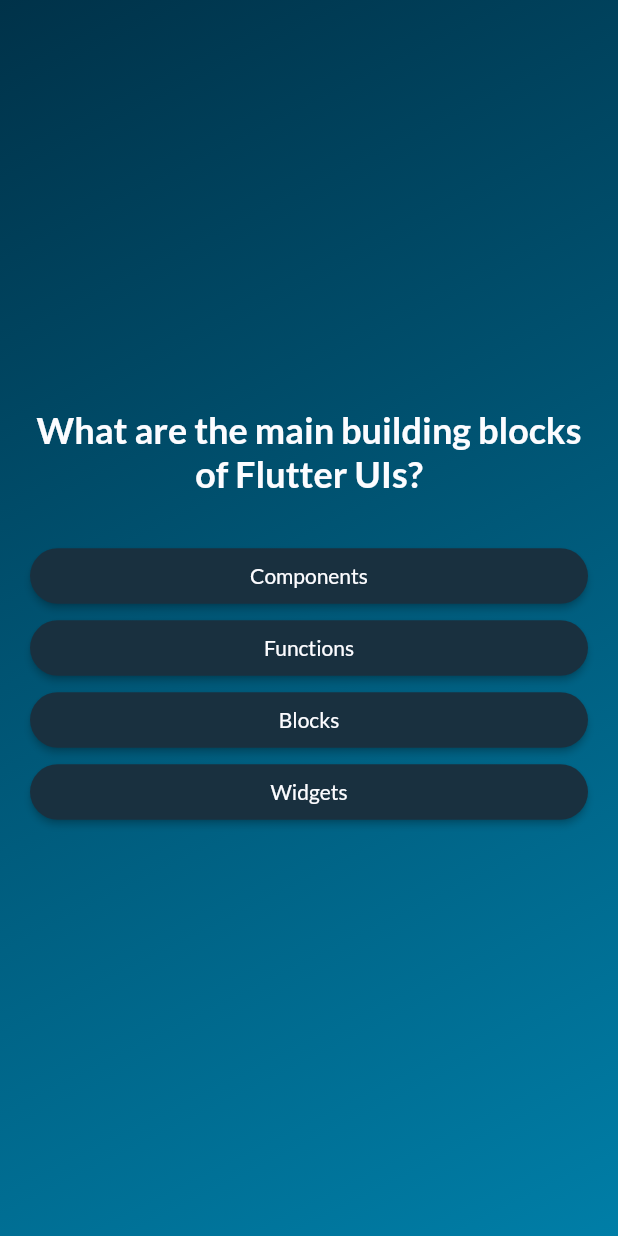
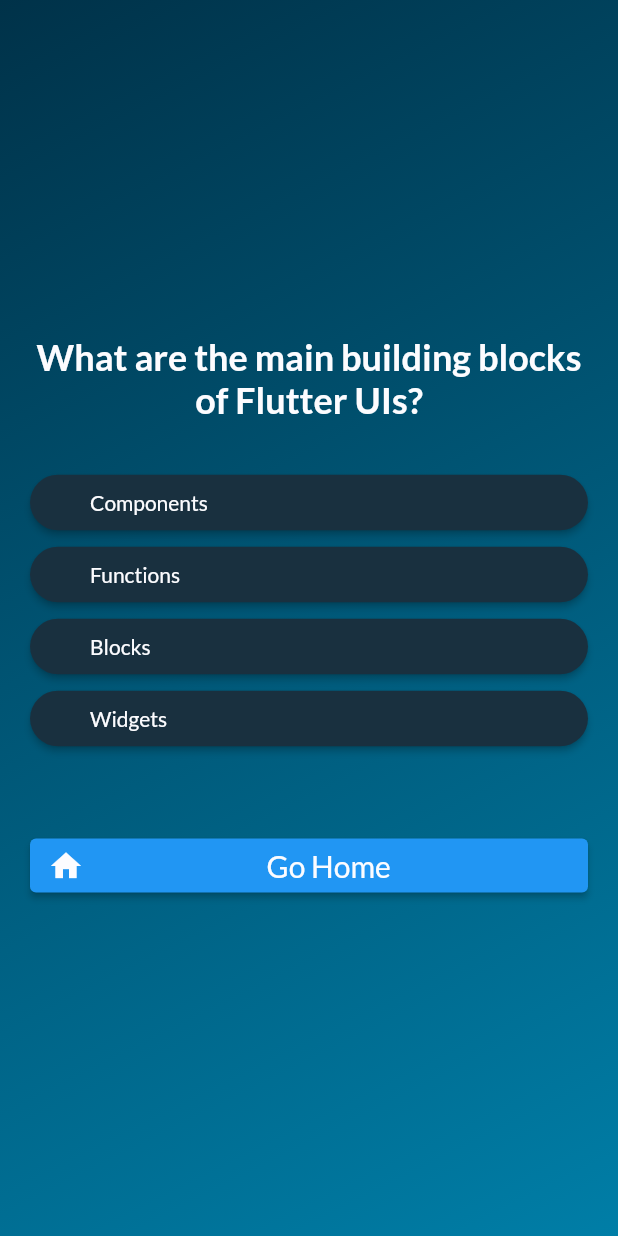
Before and after one commit to Marcel-Mudrak/quiz_app, a Flutter app: the screen it shows after launch, after a tap on "Start Quiz", on a phone screen of 412 x 824 dp. Run offline on Flutter 3.47's test engine with Material 2 defaults, Android fonts, the phone set to English and light mode, and no system bars; our stand-ins replace google_fonts.

Commit message:
09.11.2023

```diff
--- a/lib/answer_button.dart
+++ b/lib/answer_button.dart
@@ -26,7 +26,7 @@ class AnswerButton extends StatelessWidget {
           horizontal: 40,
         ),
       ),
-      child: StyledText.white(
+      child: StyledText.whiteLeft(
         answerText,
         14,
       ),
--- a/lib/questions_screen.dart
+++ b/lib/questions_screen.dart
@@ -28,13 +28,6 @@ class _QuestionsScreenState extends State<QuestionsScreen> {
     });
   }
 
-  // TODO Home button
-  void goHome() {
-    setState(() {
-      // ...
-    });
-  }
-
   @override
   Widget build(context) {
     final currentQuestion = questions[currentQuestionIndex];
@@ -60,6 +53,20 @@ class _QuestionsScreenState extends State<QuestionsScreen> {
               );
             },
           ),
+          const SizedBox(
+            height: 50,
+          ),
+          ElevatedButton.icon(
+            onPressed: () {},
+            style: ElevatedButton.styleFrom(
+              foregroundColor: const Color.fromARGB(255, 252, 252, 255),
+              textStyle: const TextStyle(
+                fontSize: 20,
+              ),
+            ),
+            icon: const Icon(Icons.home),
+            label: const StyledText.white('Go Home', 20),
+          ),
         ],
       ),
     );
--- a/lib/quiz.dart
+++ b/lib/quiz.dart
@@ -1,5 +1,7 @@
 import 'package:flutter/material.dart';
 
+import 'package:quiz_app/data/questions.dart';
+import 'package:quiz_app/results_screen.dart';
 import 'package:quiz_app/start_screen.dart';
 import 'package:quiz_app/questions_screen.dart';
 
@@ -13,7 +15,7 @@ class Quiz extends StatefulWidget {
 }
 
 class _QuizState extends State<Quiz> {
-  final List<String> selectedAnswers = [];
+  List<String> selectedAnswers = [];
   var activeScreen = 'start-screen';
 
   final List<Color> backgroundColors = [
@@ -27,8 +29,20 @@ class _QuizState extends State<Quiz> {
     });
   }
 
+  void goHome() {
+    setState(() {
+      activeScreen = 'start-screen';
+    });
+  }
+
   void chooseAnswer(String answer) {
     selectedAnswers.add(answer);
+
+    if (selectedAnswers.length == questions.length) {
+      setState(() {
+        activeScreen = 'results-screen';
+      });
+    }
   }
 
   @override
@@ -39,6 +53,15 @@ class _QuizState extends State<Quiz> {
       screenWidget = QuestionsScreen(
         onSelectAnswer: chooseAnswer,
       );
+    }
+
+    if (activeScreen == 'results-screen') {
+      screenWidget = ResultsScreen(
+        chosenAnswers: selectedAnswers,
+        goHome,
+        switchScreen,
+      );
+      selectedAnswers = [];
     }
 
     return MaterialApp(
--- a/lib/start_screen.dart
+++ b/lib/start_screen.dart
@@ -9,6 +9,8 @@ class StartScreen extends StatelessWidget {
   @override
   Widget build(context) {
     return Center(
+      child: Container(
+        margin: const EdgeInsets.all(20),
         child: Column(
           mainAxisSize: MainAxisSize.min,
           children: [
@@ -18,11 +20,11 @@ class StartScreen extends StatelessWidget {
               color: const Color.fromARGB(150, 252, 252, 255),
             ),
             const SizedBox(height: 80),
-          const StyledText.white('Learn flutter the fun way!', 24),
+            const StyledText.white('Check your flutter knowledge!', 24),
             const SizedBox(height: 30),
-          OutlinedButton.icon(
+            ElevatedButton.icon(
               onPressed: startQuiz,
-            style: OutlinedButton.styleFrom(
+              style: ElevatedButton.styleFrom(
                 foregroundColor: const Color.fromARGB(255, 252, 252, 255),
                 textStyle: const TextStyle(
                   fontSize: 20,
@@ -34,6 +36,7 @@ class StartScreen extends StatelessWidget {
             const SizedBox(height: 100),
           ],
         ),
+      ),
     );
   }
 }
--- a/lib/styled_text.dart
+++ b/lib/styled_text.dart
@@ -2,32 +2,61 @@ import 'package:flutter/material.dart';
 import 'package:google_fonts/google_fonts.dart';
 
 class StyledText extends StatelessWidget {
-  const StyledText(this.weight, this.textColor, this.outputText, this.size,
+  const StyledText(this.align, this.textAlign, this.weight, this.textColor,
+      this.outputText, this.size,
       {super.key});
 
   const StyledText.whiteHeader(this.outputText, this.size, {super.key})
       : textColor = const Color.fromARGB(255, 252, 252, 255),
-        weight = FontWeight.bold;
+        weight = FontWeight.bold,
+        textAlign = TextAlign.center,
+        align = Alignment.center;
 
   const StyledText.white(this.outputText, this.size, {super.key})
       : textColor = const Color.fromARGB(255, 252, 252, 255),
-        weight = FontWeight.normal;
+        weight = FontWeight.normal,
+        textAlign = TextAlign.center,
+        align = Alignment.center;
+
+  const StyledText.whiteLeft(this.outputText, this.size, {super.key})
+      : textColor = const Color.fromARGB(255, 252, 252, 255),
+        weight = FontWeight.normal,
+        textAlign = TextAlign.left,
+        align = Alignment.centerLeft;
+
+  const StyledText.turquoise(this.textAlign, this.outputText, this.size,
+      {super.key})
+      : textColor = const Color.fromARGB(255, 76, 224, 210),
+        weight = FontWeight.normal,
+        align = Alignment.centerLeft;
+
+  const StyledText.lightBlue(this.textAlign, this.outputText, this.size,
+      {super.key})
+      : textColor = const Color.fromARGB(255, 132, 202, 231),
+        weight = FontWeight.normal,
+        align = Alignment.centerLeft;
 
   final Color textColor;
   final String outputText;
   final double size;
   final FontWeight weight;
+  final TextAlign textAlign;
+
+  final Alignment align;
 
   @override
   Widget build(context) {
-    return Text(
-      outputText,
-      style: GoogleFonts.lato(
-        color: textColor,
-        fontSize: size,
-        fontWeight: weight,
+    return Align(
+      alignment: align,
+      child: Text(
+        outputText,
+        style: GoogleFonts.lato(
+          color: textColor,
+          fontSize: size,
+          fontWeight: weight,
+        ),
+        textAlign: textAlign,
       ),
-      textAlign: TextAlign.center,
     );
   }
 }
```
Also changed, not shown: lib/questions_summary.dart (added, +88 -0 lines), lib/results_screen.dart (added, +79 -0 lines). Lines whose indentation alone changed are shown as unchanged.
